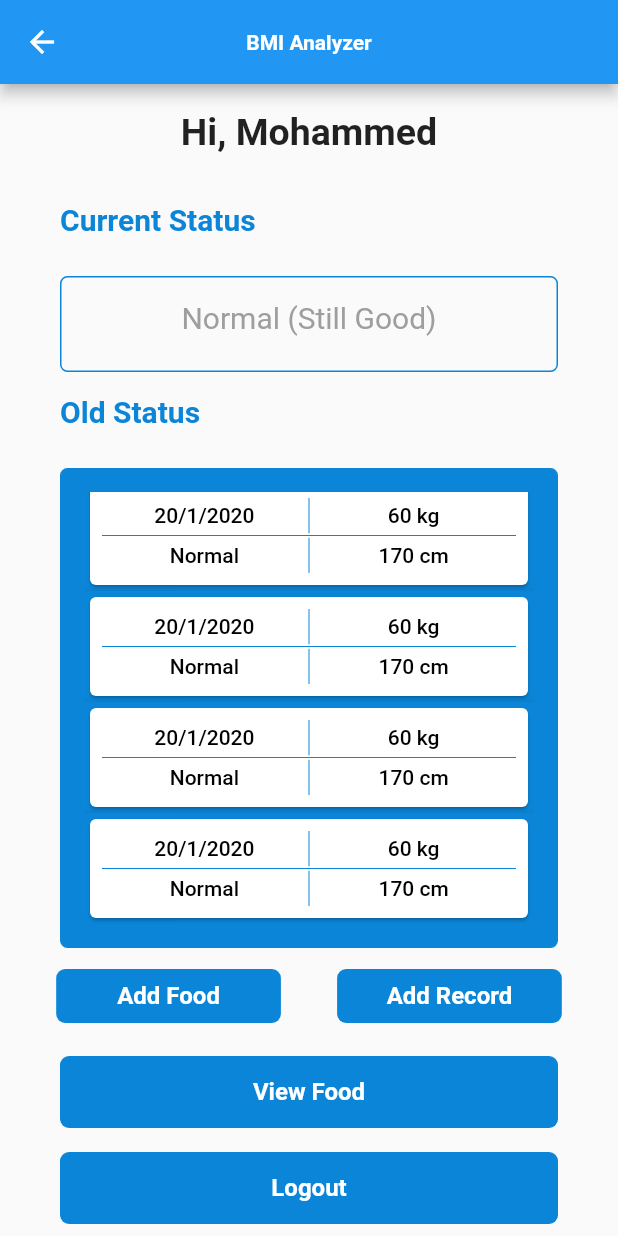
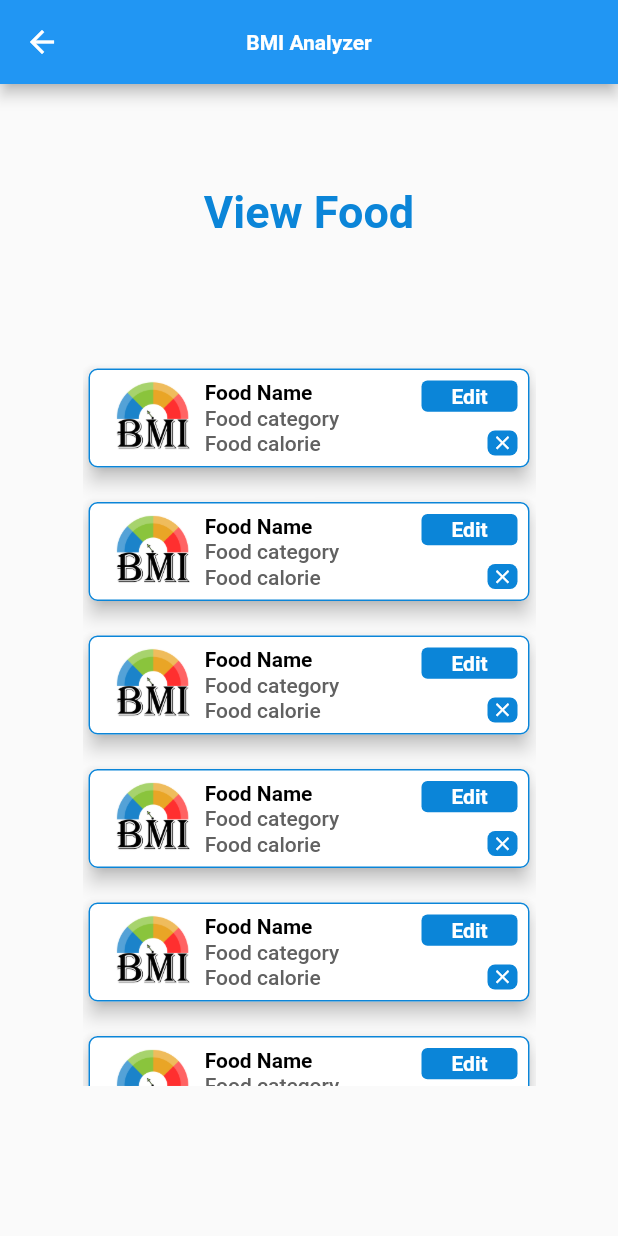
Before and after one commit to oosammaa/Mobile_Computing_Project, a Flutter app: the HomeScreen screen opened by its route, scrolled down 452 dp, after a tap on "View Food", on a phone screen of 412 x 824 dp. Run offline on Flutter 3.47's test engine with Material 2 defaults, Android fonts, the phone set to English and light mode, and no system bars; our stand-ins replace animated_splash_screen.

Commit message:
add food, view food, logout

```diff
--- a/lib/Screens/HomeScreen.dart
+++ b/lib/Screens/HomeScreen.dart
@@ -1,8 +1,10 @@
 import 'package:bmi_analyzer/Screens/AddRecord.dart';
+import 'package:bmi_analyzer/Screens/Login.dart';
 import 'package:bmi_analyzer/main.dart';
 import 'package:flutter/material.dart';
 
 import 'AddFood.dart';
+import 'ViewFood.dart';
 
 class HomeScreen extends StatelessWidget {
   static String id = 'Home Screen';
@@ -142,8 +144,10 @@ class _HomeScreenClassState extends State<HomeScreenClass> {
                                     Expanded(
                                       child: Container(
                                         alignment: Alignment.center,
-                                        child: Text("20/1/2020",
-                                          style: TextStyle(color: Colors.black),),
+                                        child: Text(
+                                          "20/1/2020",
+                                          style: TextStyle(color: Colors.black),
+                                        ),
                                       ),
                                     ),
                                     VerticalDivider(
@@ -153,8 +157,10 @@ class _HomeScreenClassState extends State<HomeScreenClass> {
                                     Expanded(
                                       child: Container(
                                         alignment: Alignment.center,
-                                        child: Text("60 kg",
-                                          style: TextStyle(color: Colors.black),),
+                                        child: Text(
+                                          "60 kg",
+                                          style: TextStyle(color: Colors.black),
+                                        ),
                                       ),
                                     ),
                                   ],
@@ -180,8 +186,10 @@ class _HomeScreenClassState extends State<HomeScreenClass> {
                                     Expanded(
                                       child: Container(
                                         alignment: Alignment.center,
-                                        child: Text("170 cm",
-                                          style: TextStyle(color: Colors.black),),
+                                        child: Text(
+                                          "170 cm",
+                                          style: TextStyle(color: Colors.black),
+                                        ),
                                       ),
                                     ),
                                   ],
@@ -218,11 +226,13 @@ class _HomeScreenClassState extends State<HomeScreenClass> {
                     ),
                   ),
                   style: ButtonStyle(
-                      shape: MaterialStateProperty.all<RoundedRectangleBorder>(
-                          RoundedRectangleBorder(
+                    shape: MaterialStateProperty.all<RoundedRectangleBorder>(
+                      RoundedRectangleBorder(
                         borderRadius: BorderRadius.circular(6.0),
-                      )),
-                      backgroundColor: MaterialStateProperty.all<Color>(mBlue)),
+                      ),
+                    ),
+                    backgroundColor: MaterialStateProperty.all<Color>(mBlue),
+                  ),
                 ),
               ),
               Spacer(flex: 1),
@@ -258,7 +268,9 @@ class _HomeScreenClassState extends State<HomeScreenClass> {
             width: double.maxFinite,
             margin: EdgeInsets.symmetric(horizontal: 40, vertical: 8),
             child: TextButton(
-              onPressed: () {},
+              onPressed: () {
+                Navigator.pushNamed(context, ViewFood.id);
+              },
               child: Text(
                 'View Food',
                 style: TextStyle(
@@ -282,7 +294,9 @@ class _HomeScreenClassState extends State<HomeScreenClass> {
             width: double.maxFinite,
             margin: EdgeInsets.symmetric(horizontal: 40, vertical: 8),
             child: TextButton(
-              onPressed: () {},
+              onPressed: () {
+                Navigator.pushReplacementNamed(context, Login.id);
+              },
               child: Text(
                 'Logout',
                 style: TextStyle(
--- /dev/null
+++ b/lib/Screens/ViewFood.dart
@@ -0,0 +1,172 @@
+import 'package:flutter/material.dart';
+
+import '../main.dart';
+
+class ViewFood extends StatelessWidget {
+  static String id = 'View Food';
+
+  const ViewFood({Key? key}) : super(key: key);
+
+  @override
+  Widget build(BuildContext context) {
+    return Scaffold(
+      appBar: AppBar(
+        title: Text("BMI Analyzer"),
+        titleTextStyle: TextStyle(fontWeight: FontWeight.bold),
+        centerTitle: true,
+      ),
+      body: ViewFoodClass(),
+    );
+  }
+}
+
+class ViewFoodClass extends StatefulWidget {
+  const ViewFoodClass({Key? key}) : super(key: key);
+
+  @override
+  _ViewFoodClassState createState() => _ViewFoodClassState();
+}
+
+class _ViewFoodClassState extends State<ViewFoodClass> {
+  @override
+  Widget build(BuildContext context) {
+    return Column(
+      children: [
+        Expanded(
+          flex: 2,
+          child: Container(
+            margin: EdgeInsets.only(bottom: 50, top: 50),
+            alignment: Alignment.center,
+            child: Text(
+              "View Food",
+              textAlign: TextAlign.center,
+              style: TextStyle(
+                color: mBlue,
+                fontWeight: FontWeight.bold,
+                fontSize: 30,
+              ),
+            ),
+          ),
+        ),
+        Expanded(
+          flex: 6,
+          child: Container(
+            width: double.maxFinite,
+            margin: EdgeInsets.symmetric(horizontal: 40),
+            padding: EdgeInsets.all(15),
+            child: RawScrollbar(
+              interactive: true,
+              thumbColor: mBlue,
+              radius: Radius.circular(10),
+              child: ListView.builder(
+                itemCount: 10,
+                itemBuilder: (BuildContext context, int index) {
+                  // final customer = mCustomers[index];
+                  return Column(
+                    children: [
+                      Card(
+                        elevation: 5,
+                        color: Colors.transparent,
+                        child: TextButton(
+                          onPressed: () {},
+                          style: ButtonStyle(
+                            shape:
+                                MaterialStateProperty.all<RoundedRectangleBorder>(
+                              RoundedRectangleBorder(
+                                borderRadius: BorderRadius.circular(6.0),
+                                side: BorderSide(
+                                  color: mBlue,
+                                  width: 1,
+                                ),
+                              ),
+                            ),
+                            backgroundColor:
+                                MaterialStateProperty.all<Color>(Colors.white),
+                          ),
+                          child: Container(
+                            width: double.infinity,
+                            height: 50,
+                            child: Row(
+                              children: [
+                                Expanded(
+                                  child: Image.asset("images/logo.png"),
+                                ),
+                                Expanded(
+                                  flex: 2,
+                                  child: Column(
+                                    crossAxisAlignment: CrossAxisAlignment.start,
+                                    mainAxisAlignment: MainAxisAlignment.spaceBetween,
+                                    children: [
+                                      Text("Food Name",style: TextStyle(color: Colors.black,fontWeight: FontWeight.bold)),
+                                      Text("Food category",style: TextStyle(color: Colors.grey.shade700)),
+                                      Text("Food calorie",style: TextStyle(color: Colors.grey.shade700)),
+                                    ],
+                                  ),
+                                ),
+                                Expanded(
+                                  child: Column(
+                                    crossAxisAlignment: CrossAxisAlignment.end,
+                                    children: [
+                                      Expanded(
+                                        flex: 5,
+                                        child: TextButton(
+                                          onPressed: () {},
+                                          child: Text(
+                                            "Edit",
+                                            style: TextStyle(
+                                                color: Colors.white,
+                                                fontWeight: FontWeight.bold),
+                                          ),
+                                          style: ButtonStyle(
+                                            backgroundColor:
+                                                MaterialStateProperty.all<Color>(
+                                                    mBlue),
+                                            padding: MaterialStateProperty.all<
+                                                EdgeInsets>(EdgeInsets.zero),
+                                          ),
+                                        ),
+                                      ),
+                                      Spacer(flex: 3),
+                                      Expanded(
+                                        flex: 4,
+                                        child: Container(
+                                          width: 20,
+                                          decoration: BoxDecoration(
+                                              color: mBlue,
+                                              borderRadius:
+                                                  BorderRadius.circular(5)),
+                                          alignment: Alignment.bottomRight,
+                                          child: IconButton(
+                                            onPressed: () {},
+                                            icon: Icon(
+                                              Icons.close,
+                                              color: Colors.white,
+                                              size: 15,
+                                            ),
+                                            padding: EdgeInsets.zero,
+                                            splashRadius: 15,
+                                            alignment: Alignment.center,
+                                          ),
+                                        ),
+                                      ),
+                                    ],
+                                  ),
+                                ),
+                              ],
+                            ),
+                          ),
+                        ),
+                      ),
+                      SizedBox(height: 15,),
+                    ],
+                  );
+                },
+              ),
+            ),
+          ),
+        ),
+        Spacer(),
+      ],
+    );
+  }
+}
--- a/lib/main.dart
+++ b/lib/main.dart
@@ -3,6 +3,7 @@ import 'package:bmi_analyzer/Screens/CompleteSignUp.dart';
 import 'package:bmi_analyzer/Screens/LandingScreen.dart';
 import 'package:bmi_analyzer/Screens/Login.dart';
 import 'package:bmi_analyzer/Screens/SignUp.dart';
+import 'package:bmi_analyzer/Screens/ViewFood.dart';
 import 'package:flutter/material.dart';
 
 import 'Screens/AddRecord.dart';
@@ -32,6 +33,7 @@ class MyApp extends StatelessWidget {
         HomeScreen.id: (context) => HomeScreen(),
         AddRecord.id: (context) => AddRecord(),
         AddFood.id: (context) => AddFood(),
+        ViewFood.id: (context) => ViewFood(),
       },
     );
   }
```
